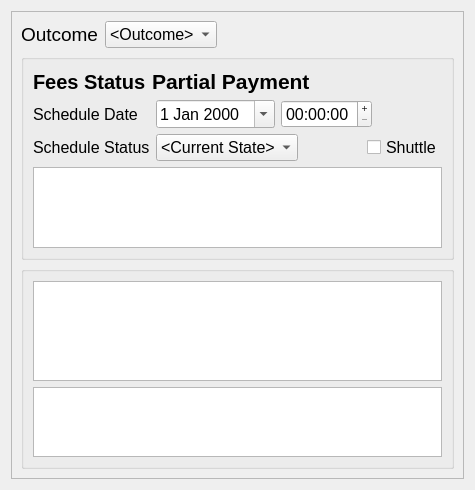
This is drc/gui/mediationsessionform.ui in lansdon/cpts483_drc as Qt 5 draws it before an edit. The edited form follows.
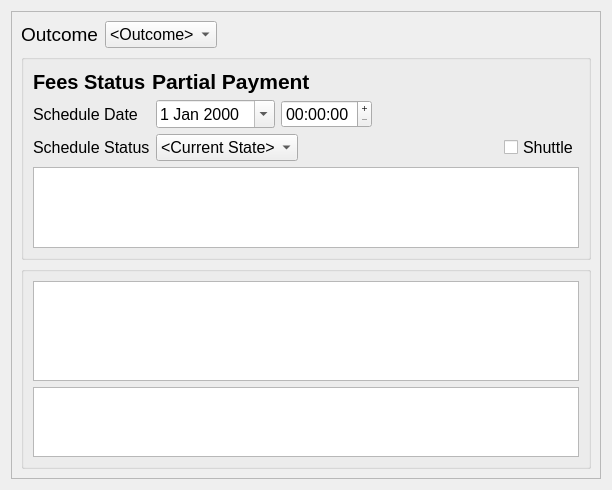
This is the edited form.

Commit message: UI Spacing n' stuff...

```diff
--- a/drc/gui/mediationsessionform.ui
+++ b/drc/gui/mediationsessionform.ui
@@ -6,7 +6,7 @@
    <rect>
     <x>0</x>
     <y>0</y>
-    <width>475</width>
+    <width>612</width>
     <height>490</height>
    </rect>
   </property>
@@ -18,7 +18,7 @@
   </property>
   <property name="minimumSize">
    <size>
-    <width>475</width>
+    <width>612</width>
     <height>0</height>
    </size>
   </property>
@@ -53,8 +53,8 @@
        <rect>
         <x>0</x>
         <y>0</y>
-        <width>455</width>
-        <height>470</height>
+        <width>586</width>
+        <height>539</height>
        </rect>
       </property>
       <layout class="QHBoxLayout" name="horizontalLayout_9">
```
The commit also changes 3 other files.
